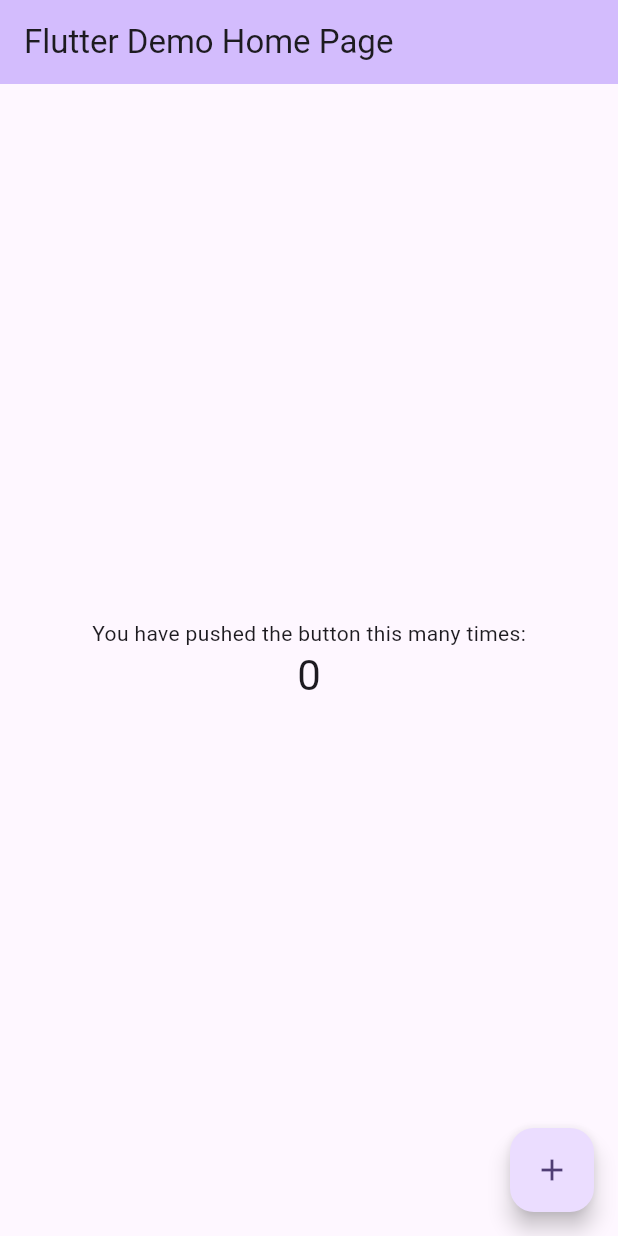
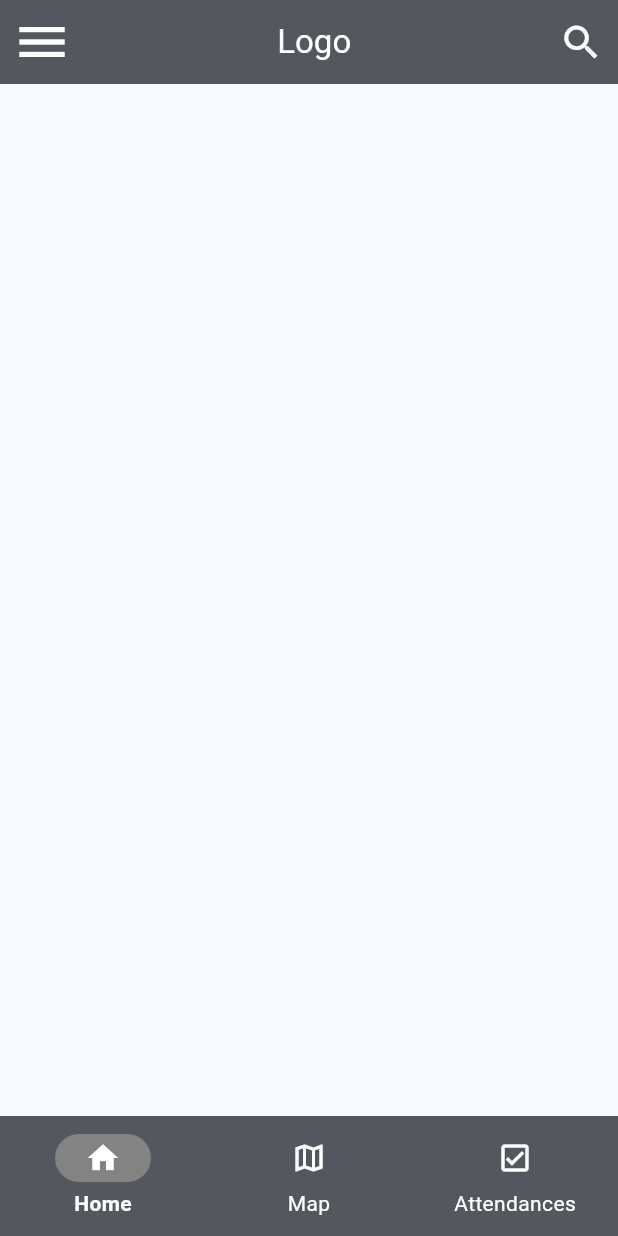
Before and after one commit to BaxSTAR17/Computer-Studies-Society-Flutter, a Flutter app: the screen it shows after launch, on a phone screen of 412 x 824 dp. Run offline on Flutter 3.47's test engine with Material 3 defaults, Android fonts, the phone set to English and light mode, and no system bars.

Commit message:
Implemented potential app bar and navbar layouts

```diff
--- a/lib/main.dart
+++ b/lib/main.dart
@@ -1,4 +1,5 @@
 import 'package:flutter/material.dart';
+import 'pages/home.dart';
 
 void main() {
   runApp(const MyApp());
@@ -11,112 +12,12 @@ class MyApp extends StatelessWidget {
   @override
   Widget build(BuildContext context) {
     return MaterialApp(
-      title: 'Flutter Demo',
+      title: 'CSS',
+      debugShowCheckedModeBanner: false,
       theme: ThemeData(
-        // This is the theme of your application.
-        //
-        // TRY THIS: Try running your application with "flutter run". You'll see
-        // the application has a purple toolbar. Then, without quitting the app,
-        // try changing the seedColor in the colorScheme below to Colors.green
-        // and then invoke "hot reload" (save your changes or press the "hot
-        // reload" button in a Flutter-supported IDE, or press "r" if you used
-        // the command line to start the app).
-        //
-        // Notice that the counter didn't reset back to zero; the application
-        // state is not lost during the reload. To reset the state, use hot
-        // restart instead.
-        //
-        // This works for code too, not just values: Most code changes can be
-        // tested with just a hot reload.
-        colorScheme: ColorScheme.fromSeed(seedColor: Colors.deepPurple),
+        colorScheme: ColorScheme.fromSeed(seedColor: const Color.fromARGB(255, 64, 68, 75)),
       ),
-      home: const MyHomePage(title: 'Flutter Demo Home Page'),
+      home: HomePage(),
     );
   }
 }
-
-class MyHomePage extends StatefulWidget {
-  const MyHomePage({super.key, required this.title});
-
-  // This widget is the home page of your application. It is stateful, meaning
-  // that it has a State object (defined below) that contains fields that affect
-  // how it looks.
-
-  // This class is the configuration for the state. It holds the values (in this
-  // case the title) provided by the parent (in this case the App widget) and
-  // used by the build method of the State. Fields in a Widget subclass are
-  // always marked "final".
-
-  final String title;
-
-  @override
-  State<MyHomePage> createState() => _MyHomePageState();
-}
-
-class _MyHomePageState extends State<MyHomePage> {
-  int _counter = 0;
-
-  void _incrementCounter() {
-    setState(() {
-      // This call to setState tells the Flutter framework that something has
-      // changed in this State, which causes it to rerun the build method below
-      // so that the display can reflect the updated values. If we changed
-      // _counter without calling setState(), then the build method would not be
-      // called again, and so nothing would appear to happen.
-      _counter++;
-    });
-  }
-
-  @override
-  Widget build(BuildContext context) {
-    // This method is rerun every time setState is called, for instance as done
-    // by the _incrementCounter method above.
-    //
-    // The Flutter framework has been optimized to make rerunning build methods
-    // fast, so that you can just rebuild anything that needs updating rather
-    // than having to individually change instances of widgets.
-    return Scaffold(
-      appBar: AppBar(
-        // TRY THIS: Try changing the color here to a specific color (to
-        // Colors.amber, perhaps?) and trigger a hot reload to see the AppBar
-        // change color while the other colors stay the same.
-        backgroundColor: Theme.of(context).colorScheme.inversePrimary,
-        // Here we take the value from the MyHomePage object that was created by
-        // the App.build method, and use it to set our appbar title.
-        title: Text(widget.title),
-      ),
-      body: Center(
-        // Center is a layout widget. It takes a single child and positions it
-        // in the middle of the parent.
-        child: Column(
-          // Column is also a layout widget. It takes a list of children and
-          // arranges them vertically. By default, it sizes itself to fit its
-          // children horizontally, and tries to be as tall as its parent.
-          //
-          // Column has various properties to control how it sizes itself and
-          // how it positions its children. Here we use mainAxisAlignment to
-          // center the children vertically; the main axis here is the vertical
-          // axis because Columns are vertical (the cross axis would be
-          // horizontal).
-          //
-          // TRY THIS: Invoke "debug painting" (choose the "Toggle Debug Paint"
-          // action in the IDE, or press "p" in the console), to see the
-          // wireframe for each widget.
-          mainAxisAlignment: MainAxisAlignment.center,
-          children: <Widget>[
-            const Text('You have pushed the button this many times:'),
-            Text(
-              '$_counter',
-              style: Theme.of(context).textTheme.headlineMedium,
-            ),
-          ],
-        ),
-      ),
-      floatingActionButton: FloatingActionButton(
-        onPressed: _incrementCounter,
-        tooltip: 'Increment',
-        child: const Icon(Icons.add),
-      ), // This trailing comma makes auto-formatting nicer for build methods.
-    );
-  }
-}
--- /dev/null
+++ b/lib/pages/home.dart
@@ -0,0 +1,93 @@
+import 'package:flutter/material.dart';
+
+class HomePage extends StatefulWidget {
+  const HomePage({super.key});
+
+  @override
+  State<HomePage> createState() => _HomePageNavigationState();
+}
+
+class _HomePageNavigationState extends State<HomePage> {
+  int currentMode = 0;
+
+  @override
+  Widget build(BuildContext homecontext) {
+      return Scaffold(
+        appBar: AppBar(
+          leading: Builder(
+            builder: (context) {
+              return GestureDetector(
+                onTap: () { Scaffold.of(context).openDrawer(); },
+                child: Container(
+                  margin: EdgeInsets.all(5),
+                  width: 29,
+                  height: 29,
+                  child: Icon(
+                    Icons.menu,
+                    size: 40,
+                    color: Colors.white
+                  ),
+                )
+              );
+            }
+          ),
+          backgroundColor: Color.fromARGB(255, 84, 87, 93),
+          title: Center(
+            child: Text(
+              "Logo",
+              textAlign: TextAlign.center,
+              style: TextStyle(
+                color: Colors.white
+              ),
+            ),
+          ),
+          actions: [
+            Container(
+              margin: EdgeInsets.all(5),
+              width: 39,
+              height: 39,
+              child: Icon(
+                Icons.search,
+                size: 30,
+                color: Colors.white
+              ),
+            )
+          ],
+        ),
+        bottomNavigationBar: NavigationBar(
+          onDestinationSelected: (int index) { setState(() { currentMode = index; }); },
+          indicatorColor: Color.fromARGB(255, 131, 131, 131),
+          selectedIndex: currentMode,
+          backgroundColor: Color.fromARGB(255, 84, 87, 93),
+          labelTextStyle: WidgetStateTextStyle.resolveWith(
+            (Set<WidgetState> status) {
+              final FontWeight selectionBold = status.contains(WidgetState.selected) ? FontWeight.bold : FontWeight.normal;
+              return TextStyle(color: Colors.white, fontWeight: selectionBold);
+            }
+          ),
+          destinations: const <Widget>[
+            NavigationDestination(
+              icon: Icon(Icons.home_outlined, color: Colors.white),
+              selectedIcon: Icon(Icons.home, color: Colors.white),
+              label: 'Home',
+            ),
+            NavigationDestination(
+              icon: Icon(Icons.map_outlined, color: Colors.white),
+              selectedIcon: Icon(Icons.map, color: Colors.white),
+              label: 'Map',
+            ),
+            NavigationDestination(
+              icon: Icon(Icons.check_box_outlined, color: Colors.white),
+              selectedIcon: Icon(Icons.check_box, color: Colors.white),
+              label: 'Attendances',
+            )
+          ]
+        ),
+        drawer: Drawer(
+          backgroundColor: Color.fromARGB(255, 78, 77, 77),
+          child: ListView()
+        ),
+      );
+
+  }
+}
```
Also changed, not shown: lib/pages/attendance.dart (added), lib/pages/events.dart (added), lib/pages/login.dart (added), lib/pages/map.dart (added).
